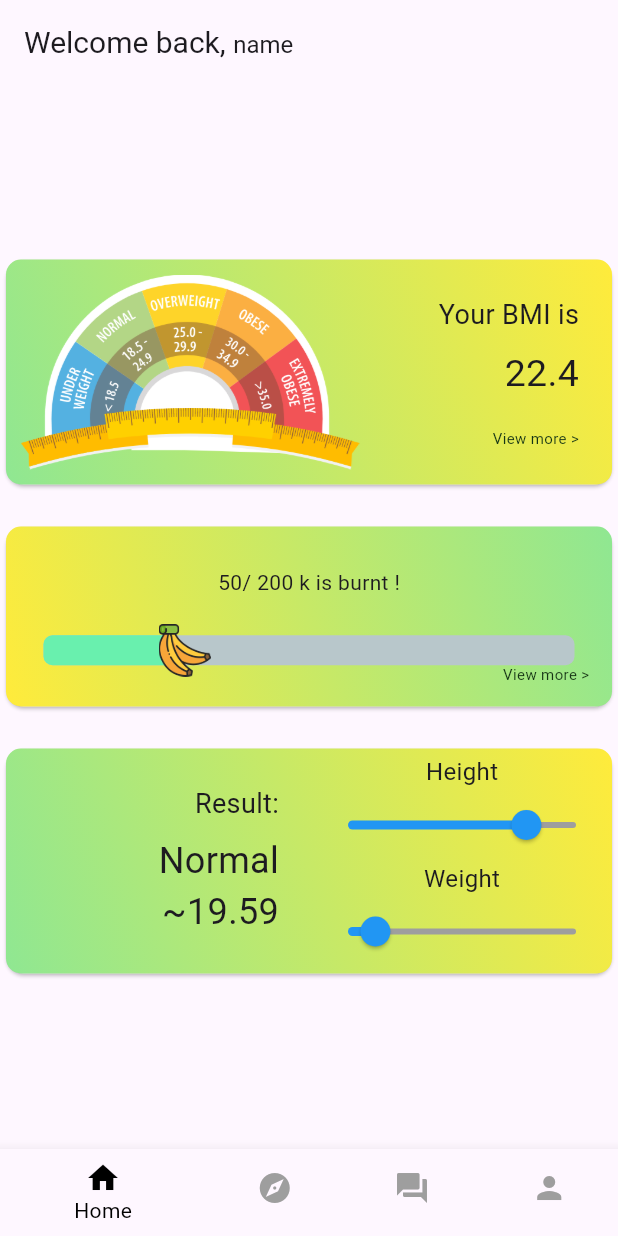
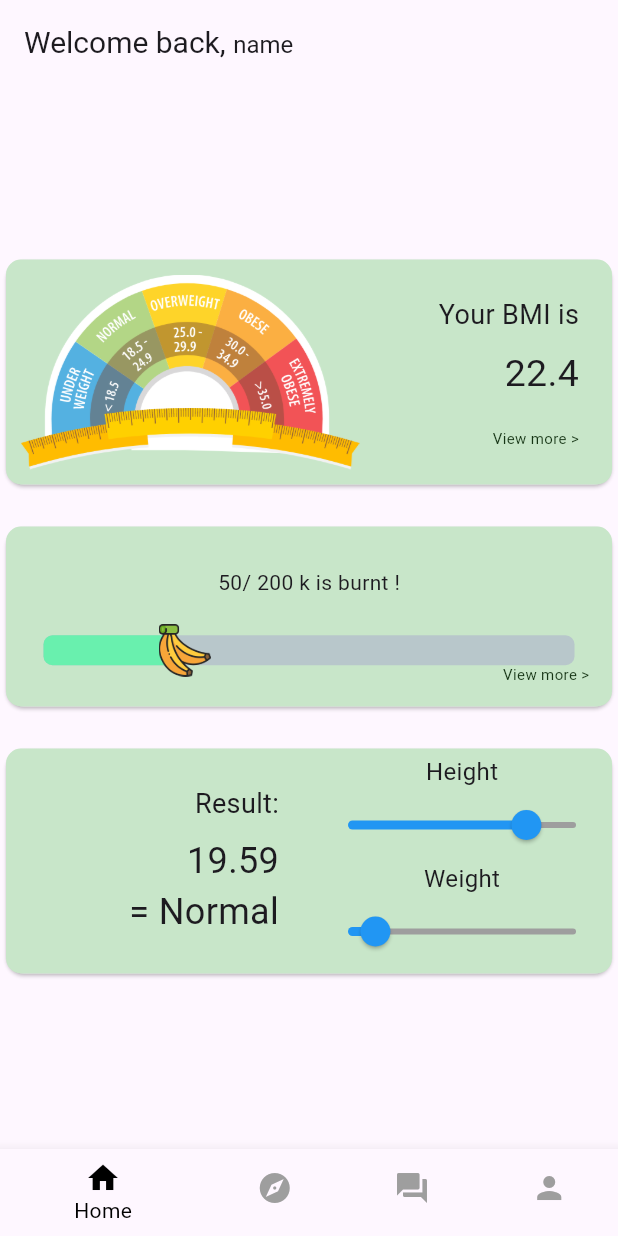
Before and after one commit to jessLijie/fitness-tracking, a Flutter app: the screen it shows once a user with an empty profile is signed in, on a phone screen of 412 x 824 dp. Run offline on Flutter 3.47's test engine with Material 3 defaults, Android fonts, the light colour scheme and no system bars; drawn by our look-alikes of percent_indicator; our stand-ins replace cloud_firestore, firebase_auth, firebase_core; accounts and stored records are empty.

Commit message:
color change

```diff
--- a/lib/Dashboard/home.dart
+++ b/lib/Dashboard/home.dart
@@ -79,8 +79,8 @@ class CaloryCard extends StatelessWidget {
           begin: Alignment.bottomLeft,
           end: Alignment.topRight,
           colors: [
-            Colors.yellow,
-            Color.fromARGB(255, 143, 231, 146),
+            Color.fromARGB(255, 200, 230, 201),
+            Color.fromARGB(255, 200, 230, 201),
           ],
         ),
       ),
@@ -146,8 +146,8 @@ class BmiCard extends StatelessWidget {
           begin: Alignment.topRight,
           end: Alignment.bottomLeft,
           colors: [
-            Colors.yellow,
-            Color.fromARGB(255, 143, 231, 146),
+            Color.fromARGB(255, 200, 230, 201),
+            Color.fromARGB(255, 200, 230, 201),
           ],
         ),
       ),
@@ -242,8 +242,8 @@ class _CalculatorState extends State<Calculator> {
           begin: Alignment.topRight,
           end: Alignment.bottomLeft,
           colors: [
-            Colors.yellow,
-            Color.fromARGB(255, 143, 231, 146),
+            Color.fromARGB(255, 200, 230, 201),
+            Color.fromARGB(255, 200, 230, 201),
           ],
         ),
       ),
@@ -266,11 +266,11 @@ class _CalculatorState extends State<Calculator> {
                       ),
                       const SizedBox(height: 8),
                       Text(
-                        "${_calculateBMI(_height, _weight)}",
+                        "${getBMIvalue(_height, _weight)}",
                         style: TextStyle(fontSize: 24),
                       ),
                       Text(
-                        "~${getBMIvalue(_height, _weight)}",
+                        "= ${_calculateBMI(_height, _weight)}",
                         style: TextStyle(fontSize: 24),
                       ),
                     ],
--- a/lib/Discover/discover.dart
+++ b/lib/Discover/discover.dart
@@ -61,7 +61,7 @@ class WorkoutCard extends StatelessWidget {
         width: MediaQuery.of(context).size.width - 30,
         padding: const EdgeInsets.all(25),
         decoration: BoxDecoration(
-          color: Colors.green[100],
+          color: Color.fromARGB(255, 200, 230, 201),
           borderRadius: BorderRadius.circular(10)),
        child: Row(
           children: [
```
